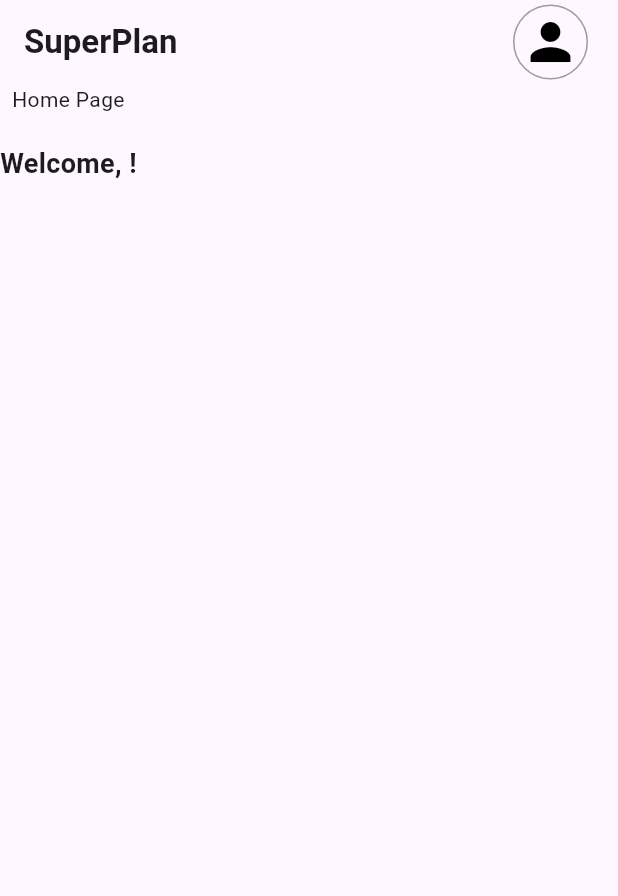
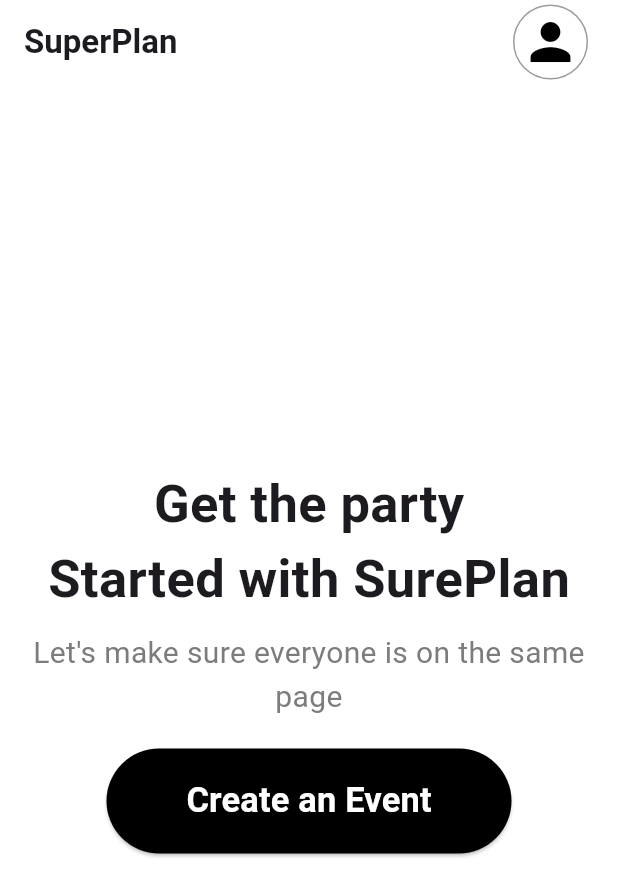
Before and after one commit to iftekar2/sureplan, a Flutter app: the screen it shows once a user with an empty profile is signed in, on a phone screen of 412 x 824 dp. Shown: the top 896 px of the screen. Run offline on Flutter 3.47's test engine with Material 3 defaults, Android fonts, the light colour scheme and no system bars; our stand-ins replace google_sign_in, supabase_flutter; accounts and stored records are empty; network calls fail.

Commit message:
Allowing users to add events

```diff
--- a/lib/home/homePage.dart
+++ b/lib/home/homePage.dart
@@ -1,5 +1,6 @@
 import 'package:flutter/material.dart';
 import 'package:supabase_flutter/supabase_flutter.dart';
+import 'package:sureplan/events/createEventPage.dart';
 import 'package:sureplan/settings/profile.dart';
 
 class HomePage extends StatefulWidget {
@@ -14,7 +15,6 @@ class _HomePageState extends State<HomePage> {
   Widget build(BuildContext context) {
     final supabase = Supabase.instance.client;
     final currentUser = supabase.auth.currentUser;
-    final currentEmail = currentUser?.email;
 
     return Scaffold(
       appBar: AppBar(
@@ -47,49 +47,73 @@ class _HomePageState extends State<HomePage> {
             ),
           ),
         ],
+
+        backgroundColor: Colors.transparent,
+        elevation: 0,
+        flexibleSpace: Container(
+          decoration: const BoxDecoration(
+            gradient: LinearGradient(
+              begin: Alignment.topLeft,
+              end: Alignment.bottomRight,
+              colors: [Colors.white, Colors.white],
+            ),
+          ),
+        ),
       ),
 
-      body: FutureBuilder<Map<String, dynamic>>(
-        // Fetch user profile from database using user ID
-        future: supabase
-            .from('user_profiles')
-            .select()
-            .eq('id', currentUser?.id ?? '')
-            .single(),
-        builder: (context, snapshot) {
-          // While loading
-          if (snapshot.connectionState == ConnectionState.waiting) {
-            return Center(child: CircularProgressIndicator());
-          }
+      backgroundColor: Colors.white,
+      body: Center(
+        child: Padding(
+          padding: EdgeInsets.only(left: 20, right: 20),
+          child: Column(
+            mainAxisAlignment: MainAxisAlignment.center,
+            children: [
+              Text(
+                "Get the party",
+                style: TextStyle(fontSize: 35, fontWeight: FontWeight.bold),
+              ),
 
-          // If error occurred
-          if (snapshot.hasError) {
-            return Column(
-              children: [
-                Text("Home Page"),
-                SizedBox(height: 20),
-                Text(
-                  "Welcome, ${currentEmail ?? 'User'}!",
-                  style: TextStyle(fontSize: 18, fontWeight: FontWeight.bold),
+              Text(
+                "Started with SurePlan",
+                style: TextStyle(fontSize: 35, fontWeight: FontWeight.bold),
+              ),
+
+              SizedBox(height: 10),
+
+              Text(
+                "Let's make sure everyone is on the same page",
+                textAlign: TextAlign.center,
+                style: TextStyle(
+                  fontSize: 20,
+                  color: const Color.fromARGB(255, 124, 124, 124),
                 ),
-              ],
-            );
-          }
+              ),
 
-          // Get username from database
-          final username = snapshot.data?['username'] as String?;
+              SizedBox(height: 20),
 
-          return Column(
-            children: [
-              Text("Home Page"),
-              SizedBox(height: 20),
-              Text(
-                "Welcome, ${username ?? currentEmail ?? 'User'}!",
-                style: TextStyle(fontSize: 18, fontWeight: FontWeight.bold),
+              ElevatedButton(
+                style: ElevatedButton.styleFrom(
+                  minimumSize: Size(270, 70),
+                  backgroundColor: Colors.black,
+                ),
+                onPressed: () {
+                  Navigator.push(
+                    context,
+                    MaterialPageRoute(builder: (context) => CreateEventPage()),
+                  );
+                },
+                child: Text(
+                  "Create an Event",
+                  style: TextStyle(
+                    fontSize: 23,
+                    fontWeight: FontWeight.w700,
+                    color: Colors.white,
+                  ),
+                ),
               ),
             ],
-          );
-        },
+          ),
+        ),
       ),
     );
   }
--- /dev/null
+++ b/lib/models/event.dart
@@ -0,0 +1,63 @@
+class Event {
+  final String id;
+  final String title;
+  final DateTime dateTime;
+  final String location;
+  final String createdBy;
+  final DateTime createdAt;
+  final DateTime updatedAt;
+
+  Event({
+    required this.id,
+    required this.title,
+    required this.dateTime,
+    required this.location,
+    required this.createdBy,
+    required this.createdAt,
+    required this.updatedAt,
+  });
+
+  // Create Event from JSON (from Supabase)
+  factory Event.fromJson(Map<String, dynamic> json) {
+    return Event(
+      id: json['id'] as String,
+      title: json['title'] as String,
+      dateTime: DateTime.parse(json['date_time'] as String),
+      location: json['location'] as String,
+      createdBy: json['created_by'] as String,
+      createdAt: DateTime.parse(json['created_at'] as String),
+      updatedAt: DateTime.parse(json['updated_at'] as String),
+    );
+  }
+
+  // Convert Event to JSON (for Supabase)
+  Map<String, dynamic> toJson() {
+    return {
+      'title': title,
+      'date_time': dateTime.toIso8601String(),
+      'location': location,
+      'created_by': createdBy,
+    };
+  }
+
+  // Create a copy with updated fields
+  Event copyWith({
+    String? id,
+    String? title,
+    DateTime? dateTime,
+    String? location,
+    String? createdBy,
+    DateTime? createdAt,
+    DateTime? updatedAt,
+  }) {
+    return Event(
+      id: id ?? this.id,
+      title: title ?? this.title,
+      dateTime: dateTime ?? this.dateTime,
+      location: location ?? this.location,
+      createdBy: createdBy ?? this.createdBy,
+      createdAt: createdAt ?? this.createdAt,
+      updatedAt: updatedAt ?? this.updatedAt,
+    );
+  }
+}
--- a/pubspec.yaml
+++ b/pubspec.yaml
@@ -34,6 +34,7 @@ dependencies:
   google_sign_in: ^7.2.0
   cupertino_icons: ^1.0.8
   supabase_flutter: ^2.10.3
+  intl: ^0.19.0
 
 dev_dependencies:
   flutter_test:
```
Also changed, not shown: lib/events/createEventPage.dart (added, +229 -0 lines), lib/services/eventService.dart (added, +132 -0 lines), lib/signup/signupPage.dart (+8 -26 lines), pubspec.lock.
